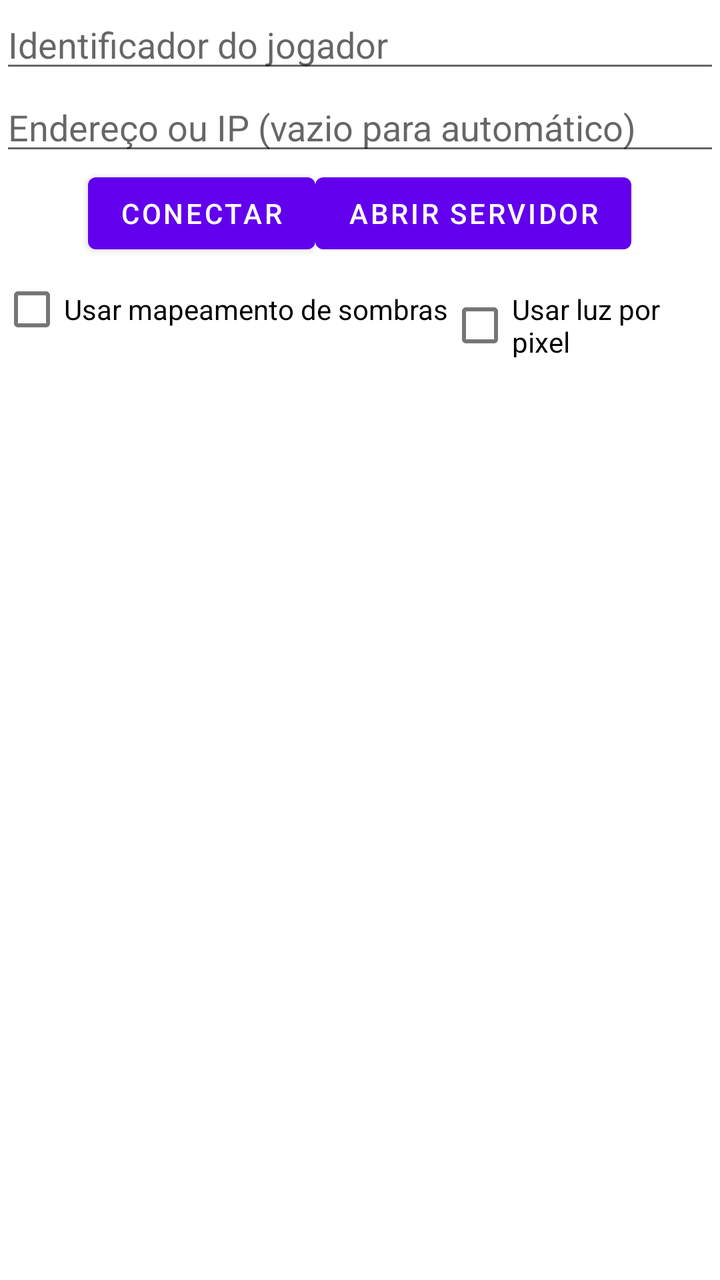
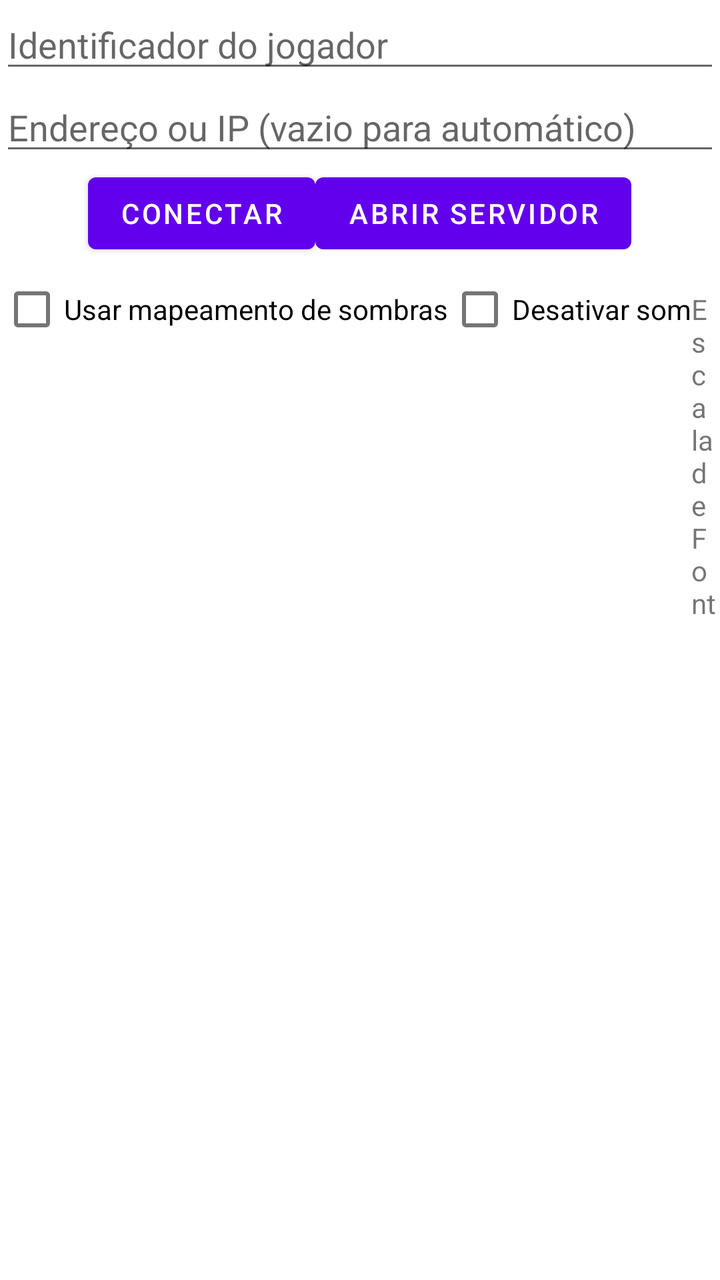

Compare the two renders of this Android layout. The source of the first and the diff that turns it into the second are given below.
<!-- AndroidManifest.xml: fallback theme Theme.MaterialComponents.DayNight.NoActionBar -->
<!-- res/layout/janela_conexao.xml -->
<?xml version="1.0" encoding="utf-8"?>
<LinearLayout xmlns:android="http://schemas.android.com/apk/res/android"
    android:orientation="vertical"
    android:layout_width="fill_parent"
    android:layout_height="wrap_content">
  <EditText
      android:id="@+id/texto_id_jogador"
      android:maxLength="50"
      android:minEms="20"
      android:hint="@string/id_jogador"
      android:layout_width="fill_parent"
      android:layout_height="wrap_content"
      android:inputType="textNoSuggestions" />
  <EditText
      android:id="@+id/texto_endereco_ou_ip"
      android:maxLength="50"
      android:minEms="20"
      android:hint="@string/endereco_ou_ip"
      android:layout_width="fill_parent"
      android:layout_height="wrap_content"
      android:inputType="text" />
  
  <LinearLayout
        android:orientation="horizontal"
        android:layout_width="fill_parent"
        android:gravity="center_horizontal"
        android:layout_height="wrap_content">
        <Button
             android:id="@+id/botao_conectar"
             android:layout_width="wrap_content"
             android:layout_height="wrap_content"
             android:text="@string/conectar" />
        <Button
             android:id="@+id/botao_abrir_servidor"
             android:layout_width="wrap_content"
             android:layout_height="wrap_content"
             android:text="@string/abrir_servidor" />
  </LinearLayout>
  
  <LinearLayout
        android:orientation="horizontal"
        android:layout_width="wrap_content"
        android:layout_height="wrap_content">
        <CheckBox
             android:id="@+id/checkbox_mapeamento_sombras"
            android:layout_width="wrap_content"
            android:layout_height="wrap_content"
            android:text="@string/usar_mapeamento_sombras" />
        <CheckBox
            android:id="@+id/checkbox_luz_por_pixel"
            android:layout_width="wrap_content"
            android:layout_height="wrap_content"
            android:text="@string/usar_luz_por_pixel" />
  </LinearLayout>
</LinearLayout>
<!-- resources referenced by this layout -->
<resources>
  <string name="abrir_servidor">Abrir Servidor</string>
  <string name="conectar">Conectar</string>
  <string name="endereco_ou_ip">Endereço ou IP (vazio para automático)</string>
  <string name="id_jogador">Identificador do jogador</string>
  <string name="usar_luz_por_pixel">Usar luz por pixel</string>
  <string name="usar_mapeamento_sombras">Usar mapeamento de sombras</string>
</resources>

<!-- the commit's change to res/layout/janela_conexao.xml (unified diff, before → after) -->
@@ -47,9 +47,20 @@
             android:layout_height="wrap_content"
             android:text="@string/usar_mapeamento_sombras" />
         <CheckBox
-            android:id="@+id/checkbox_luz_por_pixel"
+            android:id="@+id/checkbox_desativar_som"
             android:layout_width="wrap_content"
             android:layout_height="wrap_content"
-            android:text="@string/usar_luz_por_pixel" />
+            android:text="@string/desativar_som" />
+        <TextView
+            android:id="@+id/texto_escala_fonte"
+            android:layout_width="wrap_content"
+            android:layout_height="wrap_content"
+            android:text="Escala de Fonte: " />
+        <SeekBar
+            android:id="@+id/slider_escala_fonte"
+            android:layout_width="100dp"
+            android:layout_height="wrap_content"
+            android:max = "3"
+            android:progress="1" />
   </LinearLayout>
 </LinearLayout>
<!-- resource entries referenced after the edit -->
@@ -2,9 +2,9 @@
 <resources>
   <string name="abrir_servidor">Abrir Servidor</string>
   <string name="conectar">Conectar</string>
+  <string name="desativar_som">Desativar som</string>
   <string name="endereco_ou_ip">Endereço ou IP (vazio para automático)</string>
   <string name="id_jogador">Identificador do jogador</string>
-  <string name="usar_luz_por_pixel">Usar luz por pixel</string>
   <string name="usar_mapeamento_sombras">Usar mapeamento de sombras</string>
 </resources>
 
